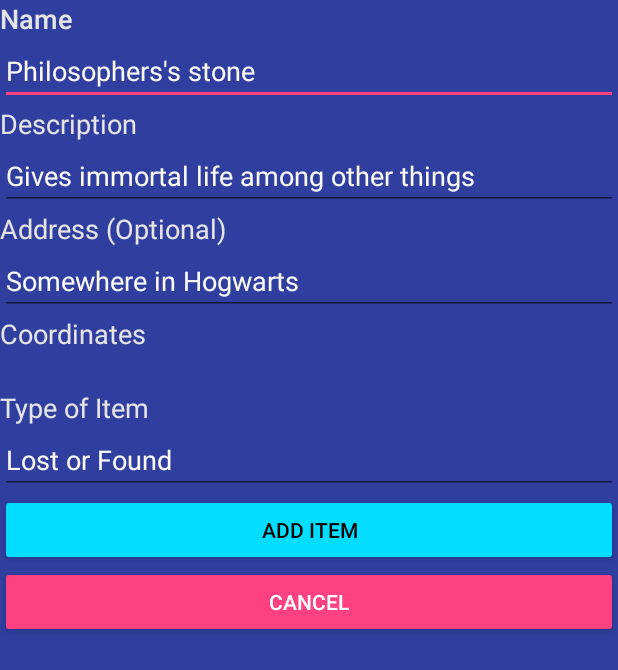
After one commit to frAGILE-development/2340, an Android app: the AddItemFromMap screen opened directly, with no data from a screen before it, on a phone screen of 412 x 824 dp. The commit adds this screen. Shown: the top 670 px of the screen. Run offline under Robolectric (Android 15) with nearby library versions, the phone set to English and light mode, and no system bars; 1 statement that could not run was skipped.

Commit message:
Bug fixes

```diff
--- a/app/src/main/AndroidManifest.xml
+++ b/app/src/main/AndroidManifest.xml
@@ -76,6 +76,11 @@
                 <action android:name="android.intent.action.DEFAULT" />
             </intent-filter>
         </activity>
+        <activity android:name=".controllers.AddItemFromMap" android:label="Add Item from Map">
+            <intent-filter>
+                <action android:name="android.intent.action.DEFAULT" />
+            </intent-filter>
+        </activity>
         <!-- The API key for Google Maps-based APIs is defined as a string resource. (See the file "res/values/google_maps_api.xml"). Note that the API key is linked to the encryption key used to sign the APK. You need a different API key for each encryption key, including the release key that is used to sign the APK for publishing. You can define the keys for the debug and release targets in src/debug/ and src/release/. -->
         <meta-data android:name="com.google.android.geo.API_KEY"
             android:value="@string/google_maps_key" />
--- a/app/src/main/java/com/example/ananya/findr/controllers/ItemDetails.java
+++ b/app/src/main/java/com/example/ananya/findr/controllers/ItemDetails.java
@@ -32,6 +32,8 @@ public class ItemDetails extends AppCompatActivity {
         TextView description_text = (TextView) findViewById(R.id.text_view_description);
         TextView address_text = (TextView) findViewById(R.id.text_view_address);
         TextView type_text = (TextView) findViewById(R.id.text_view_type);
+        TextView loc = (TextView) findViewById(R.id.textView_location);
+        loc.setText(item.getLocation().toString());
         name_text.setText(item.getName());
         description_text.setText(item.getDescription());
         address_text.setText(item.getAddress());
--- a/app/src/main/res/layout/activity_maps.xml
+++ b/app/src/main/res/layout/activity_maps.xml
@@ -4,4 +4,7 @@
     android:name="com.google.android.gms.maps.SupportMapFragment"
     android:layout_width="match_parent"
     android:layout_height="match_parent"
-    tools:context="com.example.ananya.findr.controllers.MapsActivity" />
+    tools:context="com.example.ananya.findr.controllers.MapsActivity"
+
+
+    />
--- /dev/null
+++ b/app/src/main/res/layout/add_item_from_map.xml
@@ -0,0 +1,109 @@
+<?xml version="1.0" encoding="utf-8"?>
+<LinearLayout xmlns:android="http://schemas.android.com/apk/res/android"
+    android:layout_width="match_parent" android:layout_height="match_parent"
+    android:background="@color/colorPrimaryDark"
+    android:orientation="vertical">
+
+
+    <TextView
+        android:id="@+id/textView_name"
+        android:layout_width="match_parent"
+        android:layout_height="wrap_content"
+        android:text="Name"
+        android:textAppearance="@android:style/TextAppearance.DeviceDefault.Medium"
+        android:textColor="@color/background" />
+
+    <EditText
+        android:id="@+id/editText_name"
+        android:layout_width="match_parent"
+        android:layout_height="wrap_content"
+        android:ems="10"
+        android:hint="Philosophers's stone"
+        android:inputType="textPersonName"
+        android:textColor="@color/background" />
+
+    <TextView
+        android:id="@+id/textView_description"
+        android:layout_width="match_parent"
+        android:layout_height="wrap_content"
+        android:text="@string/descriptionTitle"
+        android:textAppearance="@android:style/TextAppearance.Material.Medium"
+        android:textColor="@color/background" />
+
+    <EditText
+        android:id="@+id/editText_description"
+        style="@android:style/TextAppearance.Material.Medium"
+        android:layout_width="match_parent"
+        android:layout_height="wrap_content"
+        android:ems="10"
+        android:hint="Gives immortal life among other things"
+        android:inputType="textPersonName"
+        android:textColor="@color/background" />
+
+    <TextView
+        android:id="@+id/textView_address"
+        android:layout_width="match_parent"
+        android:layout_height="wrap_content"
+        android:text="Address (Optional)"
+        android:textAppearance="@android:style/TextAppearance.Material.Medium"
+        android:textColor="@color/background" />
+
+    <EditText
+        android:id="@+id/editText_address"
+        style="@style/Widget.AppCompat.AutoCompleteTextView"
+        android:layout_width="match_parent"
+        android:layout_height="wrap_content"
+        android:ems="10"
+        android:hint="Somewhere in Hogwarts"
+        android:inputType="textPersonName"
+        android:singleLine="false"
+        android:textColor="@color/background" />
+
+    <TextView
+        android:id="@+id/textView_coordinatesTitle"
+        android:layout_width="match_parent"
+        android:layout_height="wrap_content"
+        android:text="Coordinates"
+        android:textAppearance="@android:style/TextAppearance.Material.Medium"
+        android:textColor="@color/background" />
+
+    <TextView
+        android:id="@+id/textView_coordinates"
+        android:layout_width="match_parent"
+        android:layout_height="wrap_content"
+        android:textAppearance="@android:style/TextAppearance.Material.Medium"
+        android:textColor="@color/background" />
+
+    <TextView
+        android:id="@+id/textView15"
+        android:layout_width="match_parent"
+        android:layout_height="wrap_content"
+        android:text="Type of Item"
+        android:textAppearance="@android:style/TextAppearance.Material.Medium"
+        android:textColor="@color/background" />
+
+    <EditText
+        android:id="@+id/editText_type"
+        style="@android:style/TextAppearance.Material.Medium"
+        android:layout_width="match_parent"
+        android:layout_height="wrap_content"
+        android:ems="10"
+        android:hint="Lost or Found"
+        android:inputType="textPersonName"
+        android:textColor="@color/background" />
+
+    <Button
+        android:id="@+id/button_add_item"
+        android:layout_width="match_parent"
+        android:layout_height="wrap_content"
+        android:backgroundTint="@android:color/holo_blue_bright"
+        android:text="Add Item"
+        android:textColor="@color/black" />
+
+    <Button
+        android:id="@+id/button_cancel"
+        android:layout_width="match_parent"
+        android:layout_height="wrap_content"
+        android:backgroundTint="@color/colorAccent"
+        android:text="@string/cancel" />
+</LinearLayout>
```
Also changed, not shown: app/src/main/java/com/example/ananya/findr/controllers/AddItemFromMap.java (added, +105 -0 lines), app/src/main/java/com/example/ananya/findr/controllers/MapsActivity.java (+84 -16 lines), app/src/main/java/model/Item.java (+6 -6 lines), app/src/main/java/model/Model.java (+85 -2 lines), app/src/main/java/model/maps/ModelFacade.java (+10 -0 lines), app/src/main/java/model/maps/Report.java (+9 -0 lines), app/src/main/res/layout/activity_item_details.xml (+33 -6 lines), 1 other file.
